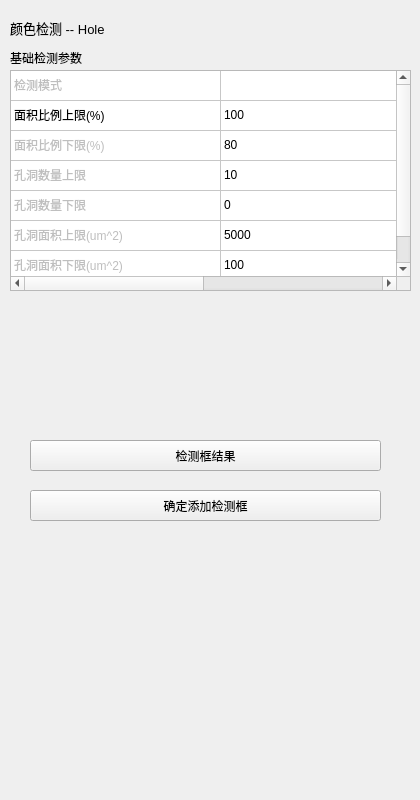
Old version of the form VisionDetect/InspVoidWidget.ui in the repository chuandongxu/AOI.
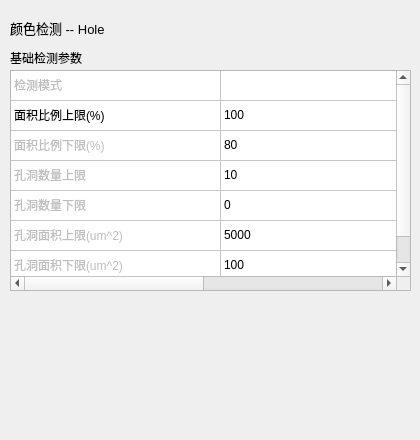
New version of the form.

Commit message:
Developed edit inspection window feature.
Developed edit inspection window feature.

Diff of the .ui file:
```diff
--- a/VisionDetect/InspVoidWidget.ui
+++ b/VisionDetect/InspVoidWidget.ui
@@ -7,7 +7,7 @@
     <x>0</x>
     <y>0</y>
     <width>420</width>
-    <height>800</height>
+    <height>440</height>
    </rect>
   </property>
   <property name="windowTitle">
@@ -167,32 +167,6 @@
     <string>基础检测参数</string>
    </property>
   </widget>
-  <widget class="QPushButton" name="btnTryInsp">
-   <property name="geometry">
-    <rect>
-     <x>30</x>
-     <y>440</y>
-     <width>351</width>
-     <height>31</height>
-    </rect>
-   </property>
-   <property name="text">
-    <string>检测框结果</string>
-   </property>
-  </widget>
-  <widget class="QPushButton" name="btnConfirmWindow">
-   <property name="geometry">
-    <rect>
-     <x>30</x>
-     <y>490</y>
-     <width>351</width>
-     <height>31</height>
-    </rect>
-   </property>
-   <property name="text">
-    <string>确定添加检测框</string>
-   </property>
-  </widget>
  </widget>
  <layoutdefault spacing="6" margin="11"/>
  <resources/>
```
The commit also changes 41 other files.
